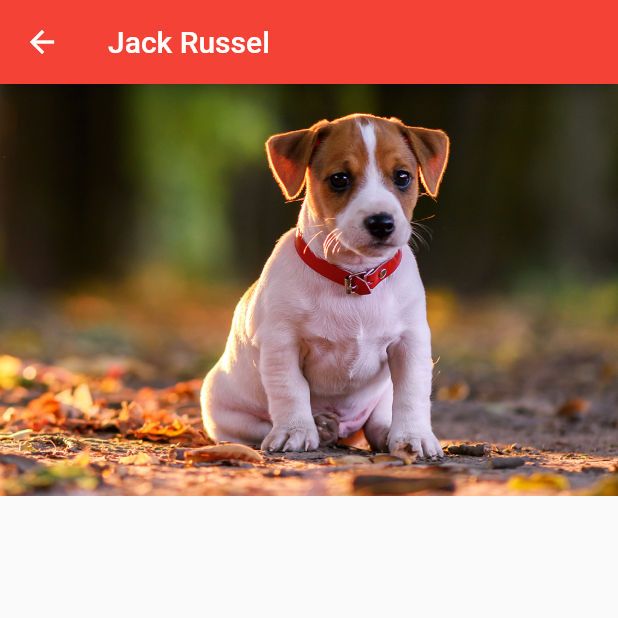
After one commit to Cantinho/flutter-basic, a Flutter app: the HelloListView screen opened directly, after a tap on "Jack Russel", on a phone screen of 412 x 824 dp, the top half of it. The commit adds this screen. Run offline on Flutter 3.47's test engine with Material 2 defaults, Android fonts, the phone set to English and light mode, and no system bars.

Commit message:
add dog details page

```diff
--- /dev/null
+++ b/flutter_basic/lib/pages/dog_page.dart
@@ -0,0 +1,24 @@
+import 'package:flutter/material.dart';
+import 'package:flutter_basic/pages/hello_listview.dart';
+
+class DogPage extends StatelessWidget {
+
+  final Dog dog;
+
+  DogPage(this.dog);
+
+  @override
+  Widget build(BuildContext context) {
+
+    return Scaffold(
+      appBar: AppBar(
+        title: Text(dog.name),
+      ),
+      body: _body(dog.photo),
+    );
+  }
+
+  _body(String img) {
+    return Image.asset(dog.photo);
+  }
+}
--- a/flutter_basic/lib/pages/hello_listview.dart
+++ b/flutter_basic/lib/pages/hello_listview.dart
@@ -1,4 +1,6 @@
 import 'package:flutter/material.dart';
+import 'package:flutter_basic/pages/dog_page.dart';
+import 'package:flutter_basic/utils/nav.dart';
 
 class Dog {
   String name;
@@ -77,7 +79,11 @@ class _HelloListViewState extends State<HelloListView> {
 
   _itemView(List<Dog> dogs, int index) {
     Dog dog = dogs[index];
-    return Stack(
+    return GestureDetector(
+      onTap: () {
+        push(context, DogPage(dog));
+      },
+      child: Stack(
         fit: StackFit.expand,
         children: <Widget>[
           _img(dog.photo),
@@ -98,6 +104,7 @@ class _HelloListViewState extends State<HelloListView> {
             ),
           ),
         ],
+      ),
     );
   }
 
```
Lines whose indentation alone changed are shown as unchanged.
